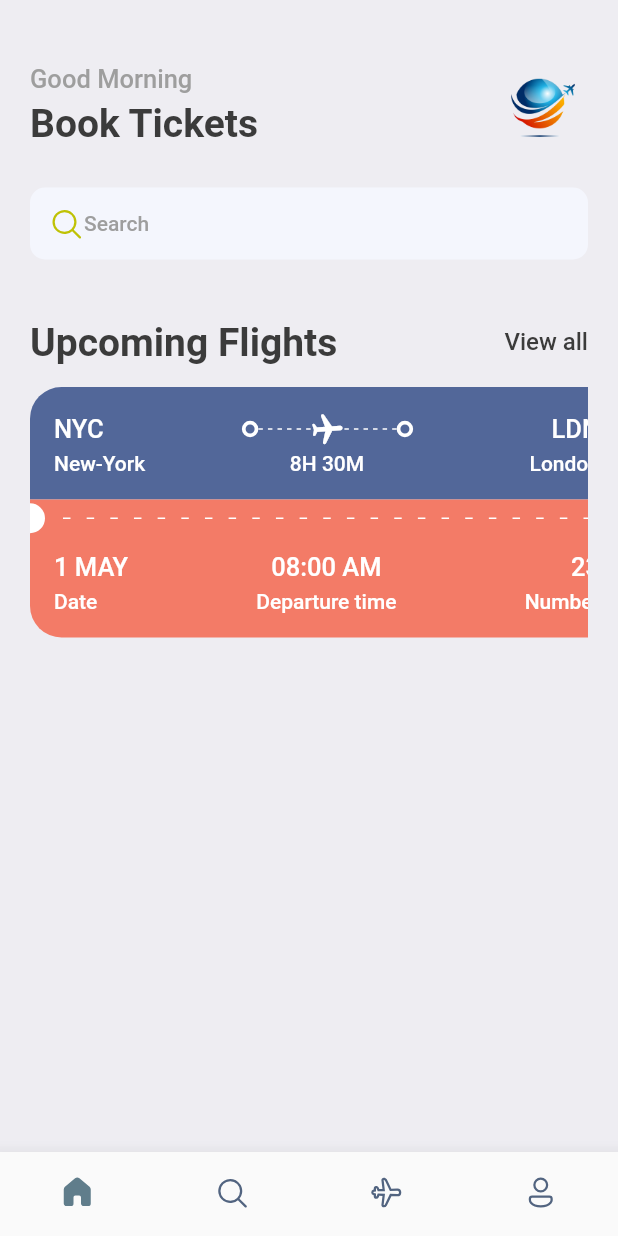
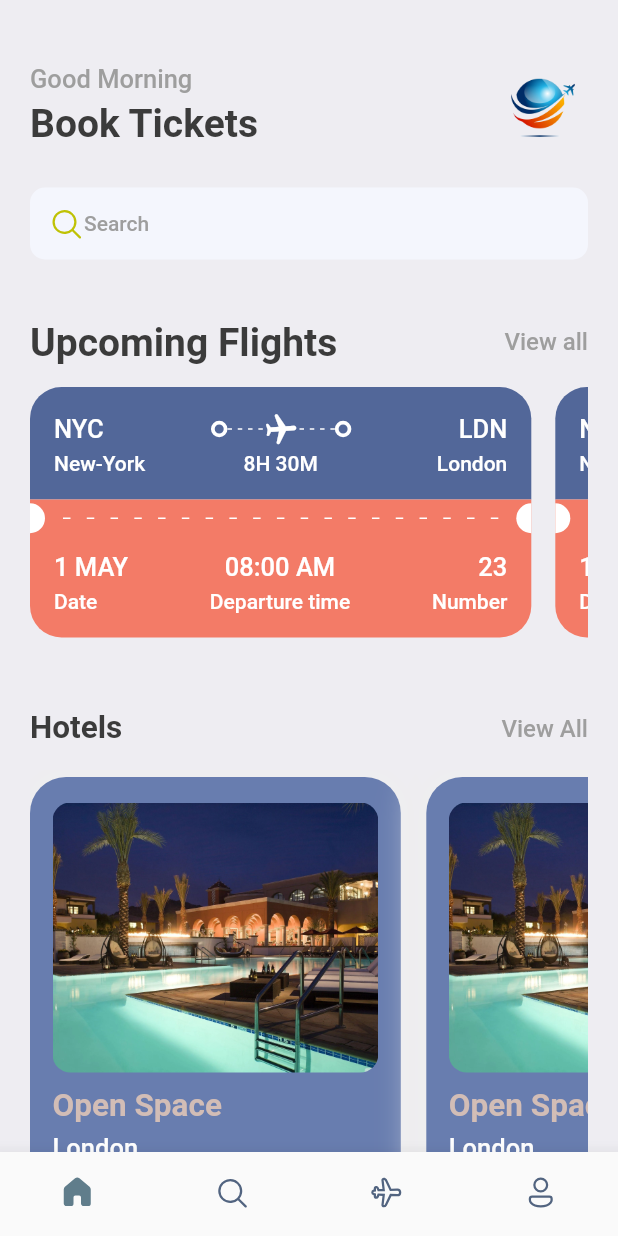
Before and after one commit to thutasann/booking-ticket, a Flutter app: the screen it shows after launch, on a phone screen of 412 x 824 dp. Run offline on Flutter 3.47's test engine with Material 2 defaults, Android fonts, the light colour scheme and no system bars; our stand-ins replace fluentui_icons, gap.

Commit message:
UI: Hotels UI (Hardcodeded)

```diff
--- a/lib/screens/home_screen.dart
+++ b/lib/screens/home_screen.dart
@@ -1,3 +1,4 @@
+import 'package:book_ticket/screens/hotel_screen.dart';
 import 'package:book_ticket/utils/app_styles.dart';
 import 'package:book_ticket/views/ticket_view.dart';
 import 'package:fluentui_icons/fluentui_icons.dart';
@@ -39,11 +40,12 @@ class HomeScreen extends StatelessWidget {
                     height: 60,
                     width: 60,
                     decoration: BoxDecoration(
-                        borderRadius: BorderRadius.circular(10),
-                        image: const DecorationImage(
-                          fit: BoxFit.fitHeight,
-                          image: AssetImage("images/logo.png"),
-                        )),
+                      borderRadius: BorderRadius.circular(10),
+                      image: const DecorationImage(
+                        fit: BoxFit.fitHeight,
+                        image: AssetImage("images/logo.png"),
+                      ),
+                    ),
                   )
                 ],
               ),
@@ -78,7 +80,7 @@ class HomeScreen extends StatelessWidget {
                     },
                     child: Text(
                       "View all",
-                      style: Styles.textStyle,
+                      style: Styles.textStyle.copyWith(color: Colors.grey),
                     ),
                   )
                 ],
@@ -90,6 +92,37 @@ class HomeScreen extends StatelessWidget {
             padding: const EdgeInsets.only(right: 20),
             scrollDirection: Axis.horizontal,
             child: Row(children: const [TicketView(), TicketView()]),
+          ),
+          const Gap(15),
+          Container(
+            child: Row(
+              mainAxisAlignment: MainAxisAlignment.spaceBetween,
+              children: [
+                Text(
+                  "Hotels",
+                  style: Styles.headLineStyle2,
+                ),
+                InkWell(
+                  onTap: () {
+                    debugPrint("You are Tapped");
+                  },
+                  child: (Text("View All",
+                      style: Styles.textStyle.copyWith(color: Colors.grey))),
+                )
+              ],
+            ),
+          ),
+          const Gap(15),
+          SingleChildScrollView(
+            scrollDirection: Axis.horizontal,
+            child: Row(
+              children: const [
+                HotelScreen(),
+                HotelScreen(),
+                HotelScreen(),
+                HotelScreen()
+              ],
+            ),
           )
         ],
       ),
--- /dev/null
+++ b/lib/screens/hotel_screen.dart
@@ -0,0 +1,58 @@
+import 'package:book_ticket/utils/app_layout.dart';
+import 'package:book_ticket/utils/app_styles.dart';
+import 'package:flutter/cupertino.dart';
+import 'package:flutter/material.dart';
+import 'package:gap/gap.dart';
+
+class HotelScreen extends StatelessWidget {
+  const HotelScreen({super.key});
+
+  @override
+  Widget build(BuildContext context) {
+    final size = AppLayout.getSize(context);
+    return Container(
+      width: size.width * 0.6,
+      height: 350,
+      padding: const EdgeInsets.symmetric(horizontal: 15, vertical: 17),
+      margin: const EdgeInsets.only(right: 17, top: 5),
+      decoration: BoxDecoration(
+          color: primary,
+          borderRadius: BorderRadius.circular(24),
+          boxShadow: [
+            BoxShadow(
+              color: Colors.grey.shade200,
+              blurRadius: 20,
+              spreadRadius: 5,
+            ),
+          ]),
+      child: Column(crossAxisAlignment: CrossAxisAlignment.start, children: [
+        Container(
+          height: 180,
+          decoration: BoxDecoration(
+            borderRadius: BorderRadius.circular(12),
+            color: primary,
+            image: const DecorationImage(
+              fit: BoxFit.cover,
+              image: AssetImage("images/hotel_2.webp"),
+            ),
+          ),
+        ),
+        const Gap(10),
+        Text(
+          "Open Space",
+          style: Styles.headLineStyle2.copyWith(color: Styles.kakiColor),
+        ),
+        const Gap(5),
+        Text(
+          "London",
+          style: Styles.headLineStyle3.copyWith(color: Colors.white),
+        ),
+        const Gap(8),
+        Text(
+          "\$40/night",
+          style: Styles.headLineStyle1.copyWith(color: Styles.kakiColor),
+        )
+      ]),
+    );
+  }
+}
--- a/lib/utils/app_styles.dart
+++ b/lib/utils/app_styles.dart
@@ -7,6 +7,7 @@ class Styles {
   static Color textColor = const Color(0xFF3b3b3b);
   static Color bgColor = const Color(0xFFeeedf2);
   static Color orangeColor = const Color(0xFFF37B67);
+  static Color kakiColor = const Color(0xFFd2bdb6);
   static TextStyle textStyle =
       TextStyle(fontSize: 16, color: textColor, fontWeight: FontWeight.w500);
   static TextStyle headLineStyle1 =
--- a/lib/views/ticket_view.dart
+++ b/lib/views/ticket_view.dart
@@ -1,5 +1,3 @@
-import 'dart:html';
-
 import 'package:book_ticket/utils/app_layout.dart';
 import 'package:book_ticket/utils/app_styles.dart';
 import 'package:book_ticket/widgets/thick_container.dart';
@@ -14,7 +12,7 @@ class TicketView extends StatelessWidget {
   Widget build(BuildContext context) {
     final size = AppLayout.getSize(context);
     return SizedBox(
-      width: size.width,
+      width: size.width * 0.85,
       height: 200,
       child: Container(
         margin: const EdgeInsets.only(right: 16),
```
Also changed, not shown: images/hotel.png (added), images/hotel_1.jpeg (added), images/hotel_2.webp (added), images/hotel_3.jpeg (added).
